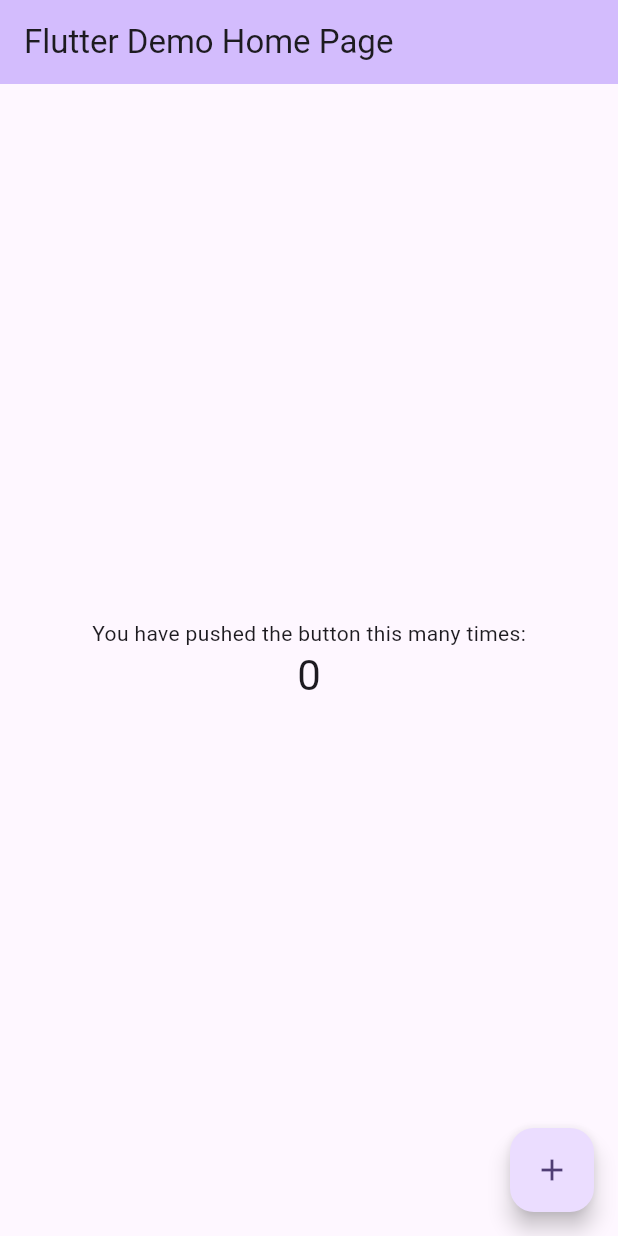
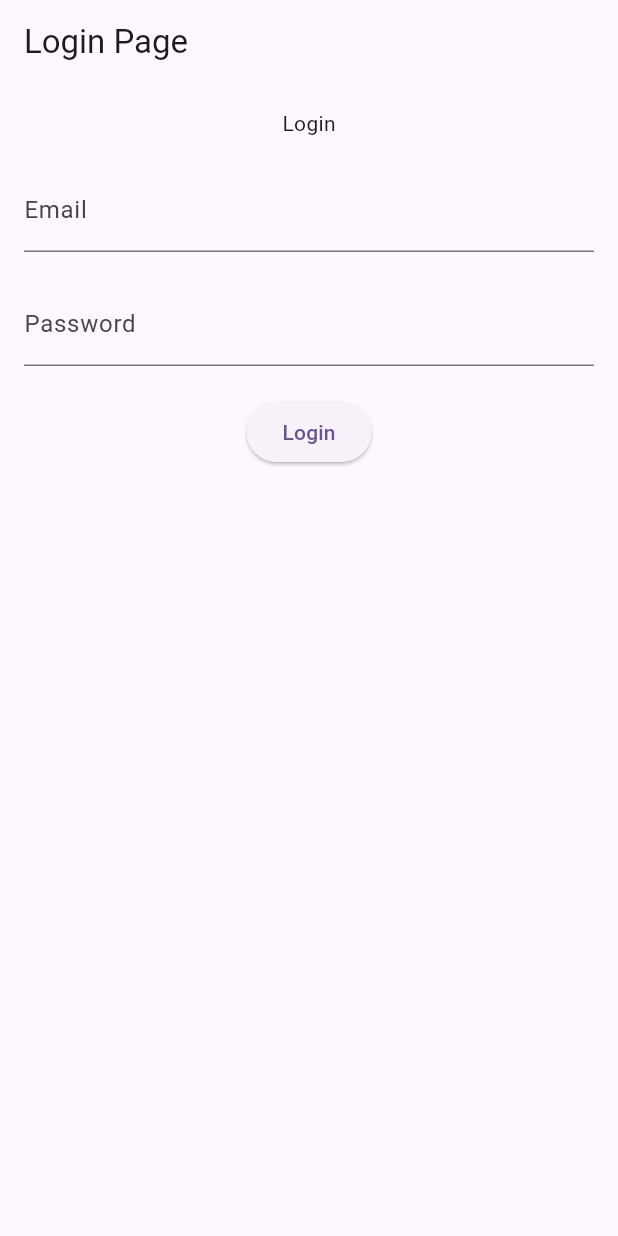
Before and after one commit to Edwards2kx/imaginotes, a Flutter app: the screen it shows after launch, on a phone screen of 412 x 824 dp. Run offline on Flutter 3.47's test engine with Material 3 defaults, Android fonts, the phone set to English and light mode, and no system bars; our stand-ins replace auto_route, bloc, firebase_auth, firebase_core, flutter_bloc; accounts and stored records are empty.

Commit message:
feature:/auth repository added

```diff
--- /dev/null
+++ b/lib/features/auth/domain/repositories/auth_repository.dart
@@ -0,0 +1,6 @@
+abstract class AuthRepository {
+  Future<void> signInWithEmailAndPassword(String email, String password);
+  Future<void> signOut();
+  Future<bool> isSignedIn();
+  Future<String> getUser();
+}
--- /dev/null
+++ b/lib/features/auth/ui/pages/created_account_bloc/create_account_bloc.dart
@@ -0,0 +1,30 @@
+import 'package:bloc/bloc.dart';
+import 'package:flutter/material.dart';
+
+import 'package:firebase_auth/firebase_auth.dart';
+
+part 'create_account_event.dart';
+part 'create_account_state.dart';
+
+class CreateAccountBloc extends Bloc<CreateAccountEvent, CreateAccountState> {
+  CreateAccountBloc() : super(CreateAccountInitial()) {
+    on<CreateAccountEvent>((event, emit) {
+
+      if (event is CreateAccountAttempt) {
+    final FirebaseAuth auth = FirebaseAuth.instance;
+        auth.createUserWithEmailAndPassword(
+          email: event.email,
+          password: event.password,
+        ).then((value) {
+          debugPrint('user created $value');
+
+          // emit(CreateAccountSuccess());
+        }).catchError((error) {
+          debugPrint('error: $error');
+          // emit(CreateAccountFailure(error.toString()));
+        });
+      }
+
+    });
+  }
+}
--- /dev/null
+++ b/lib/features/auth/ui/pages/created_account_bloc/create_account_event.dart
@@ -0,0 +1,11 @@
+part of 'create_account_bloc.dart';
+
+@immutable
+sealed class CreateAccountEvent {}
+
+class CreateAccountAttempt extends CreateAccountEvent {
+  final String email;
+  final String password;
+
+  CreateAccountAttempt(this.email, this.password);
+}
--- /dev/null
+++ b/lib/features/auth/ui/pages/created_account_bloc/create_account_state.dart
@@ -0,0 +1,6 @@
+part of 'create_account_bloc.dart';
+
+@immutable
+sealed class CreateAccountState {}
+
+final class CreateAccountInitial extends CreateAccountState {}
--- /dev/null
+++ b/lib/features/auth/ui/pages/login_bloc/login_bloc.dart
@@ -0,0 +1,35 @@
+import 'package:bloc/bloc.dart';
+import 'package:firebase_auth/firebase_auth.dart';
+import 'package:flutter/material.dart';
+import 'package:meta/meta.dart';
+
+part 'login_event.dart';
+part 'login_state.dart';
+
+class LoginBloc extends Bloc<LoginEvent, LoginState> {
+  LoginBloc() : super(LoginInitial()) {
+    on<LoginAttemptEvent>(_onLoginAttemptEvent);
+  }
+
+  final auth = FirebaseAuth.instance;
+
+  void _onLoginAttemptEvent(
+    LoginAttemptEvent event,
+    Emitter<LoginState> emit,
+  ) async {
+    try {
+      final authResponse = await auth.signInWithEmailAndPassword(
+        email: event.email,
+        password: event.password,
+      );
+      if (authResponse.user != null) {
+        // emit(LoginSuccess());
+      } else {
+        // emit(LoginFailure('User not found'));
+      }
+    } catch (e) {
+      // emit(LoginFailure(e.toString()));
+      debugPrint('error: $e');
+    }
+  }
+}
--- /dev/null
+++ b/lib/features/auth/ui/pages/login_bloc/login_event.dart
@@ -0,0 +1,12 @@
+part of 'login_bloc.dart';
+
+@immutable
+sealed class LoginEvent {}
+
+
+class LoginAttemptEvent extends LoginEvent {
+  final String email;
+  final String password;
+
+  LoginAttemptEvent(this.email, this.password);
+}
--- /dev/null
+++ b/lib/features/auth/ui/pages/login_bloc/login_state.dart
@@ -0,0 +1,6 @@
+part of 'login_bloc.dart';
+
+@immutable
+sealed class LoginState {}
+
+final class LoginInitial extends LoginState {}
--- /dev/null
+++ b/lib/features/auth/ui/pages/login_page.dart
@@ -0,0 +1,52 @@
+import 'package:auto_route/annotations.dart';
+import 'package:flutter/material.dart';
+import 'package:flutter_bloc/flutter_bloc.dart';
+import 'package:imaginotes/features/auth/ui/pages/created_account_bloc/create_account_bloc.dart';
+import 'package:imaginotes/features/auth/ui/pages/login_bloc/login_bloc.dart';
+
+
+@RoutePage()
+class LoginPage extends StatelessWidget {
+  LoginPage({super.key});
+  final emailController = TextEditingController();
+  final passwordController = TextEditingController();
+
+  @override
+  Widget build(BuildContext context) {
+    return Scaffold(
+      appBar: AppBar(title: const Text('Login Page')),
+      body: Padding(
+        padding: const EdgeInsets.all(16.0),
+        child: BlocBuilder<CreateAccountBloc, CreateAccountState>(
+          builder: (context, state) {
+            return Column(
+              spacing: 20,
+              children: <Widget>[
+                const Text('Login'),
+                TextField(
+                  decoration: InputDecoration(labelText: 'Email'),
+                  controller: emailController,
+                ),
+                TextField(
+                  decoration: InputDecoration(labelText: 'Password'),
+                  controller: passwordController,
+                ),
+                ElevatedButton(
+                  onPressed: () {
+                    context.read<LoginBloc>().add(
+                      LoginAttemptEvent(
+                        emailController.text,
+                        passwordController.text,
+                      ),
+                    );
+                  },
+                  child: Text('Login'),
+                ),
+              ],
+            );
+          },
+        ),
+      ),
+    );
+  }
+}
--- a/lib/main.dart
+++ b/lib/main.dart
@@ -1,6 +1,17 @@
+import 'package:firebase_core/firebase_core.dart';
 import 'package:flutter/material.dart';
+import 'package:imaginotes/features/auth/ui/pages/create_account_page.dart';
+import 'package:imaginotes/features/auth/ui/pages/login_bloc/login_bloc.dart';
+import 'package:imaginotes/features/auth/ui/pages/login_page.dart';
+import 'package:imaginotes/firebase_options.dart';
 
-void main() {
+import 'package:flutter_bloc/flutter_bloc.dart';
+
+import 'features/auth/ui/pages/created_account_bloc/create_account_bloc.dart';
+
+void main() async {
+  WidgetsFlutterBinding.ensureInitialized();
+  await Firebase.initializeApp(options: DefaultFirebaseOptions.currentPlatform);
   runApp(const MyApp());
 }
 
@@ -14,52 +25,12 @@ class MyApp extends StatelessWidget {
       theme: ThemeData(
         colorScheme: ColorScheme.fromSeed(seedColor: Colors.deepPurple),
       ),
-      home: const MyHomePage(title: 'Flutter Demo Home Page'),
-    );
-  }
-}
-
-class MyHomePage extends StatefulWidget {
-  const MyHomePage({super.key, required this.title});
-
-  final String title;
-
-  @override
-  State<MyHomePage> createState() => _MyHomePageState();
-}
-
-class _MyHomePageState extends State<MyHomePage> {
-  int _counter = 0;
-
-  void _incrementCounter() {
-    setState(() {
-      _counter++;
-    });
-  }
-
-  @override
-  Widget build(BuildContext context) {
-    return Scaffold(
-      appBar: AppBar(
-        backgroundColor: Theme.of(context).colorScheme.inversePrimary,
-        title: Text(widget.title),
-      ),
-      body: Center(
-        child: Column(
-          mainAxisAlignment: MainAxisAlignment.center,
-          children: <Widget>[
-            const Text('You have pushed the button this many times:'),
-            Text(
-              '$_counter',
-              style: Theme.of(context).textTheme.headlineMedium,
-            ),
-          ],
-        ),
-      ),
-      floatingActionButton: FloatingActionButton(
-        onPressed: _incrementCounter,
-        tooltip: 'Increment',
-        child: const Icon(Icons.add),
+      home: MultiBlocProvider(
+        providers: [
+          BlocProvider(create: (_) => LoginBloc()),
+          BlocProvider(create: (_) => CreateAccountBloc()),
+        ],
+        child: LoginPage(),
       ),
     );
   }
--- a/pubspec.yaml
+++ b/pubspec.yaml
@@ -18,12 +18,15 @@ dependencies:
   firebase_core: ^3.12.1
   firebase_crashlytics: ^4.3.4
   flutter_bloc: ^9.1.0
+  auto_route: ^10.0.1
 
 dev_dependencies:
   flutter_test:
     sdk: flutter
 
   flutter_lints: ^5.0.0
+  auto_route_generator: ^10.0.1
+  build_runner: ^2.4.15
 
 flutter:
   uses-material-design: true
```
Also changed, not shown: lib/core/router/app_router.dart (added, +13 -0 lines), lib/features/auth/data/repositories/auth_repository_impl.dart (added, +30 -0 lines), lib/features/auth/ui/pages/check_auth_page.dart (added, +17 -0 lines), lib/features/auth/ui/pages/create_account_page.dart (added, +52 -0 lines), 1 other file.
